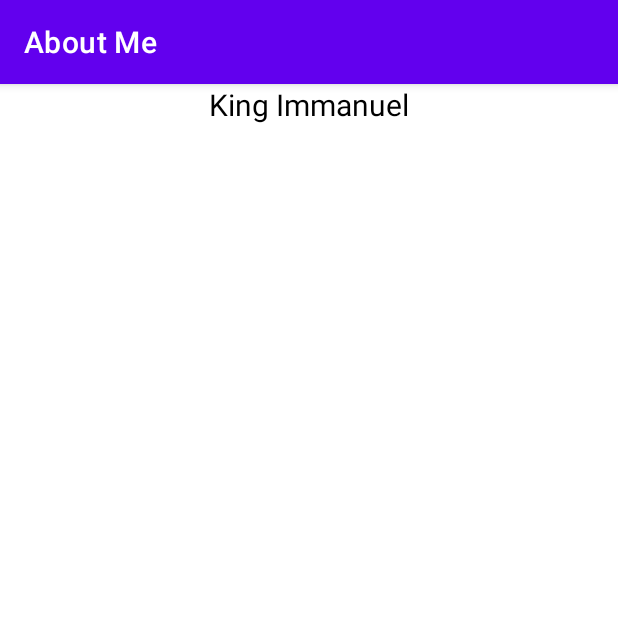
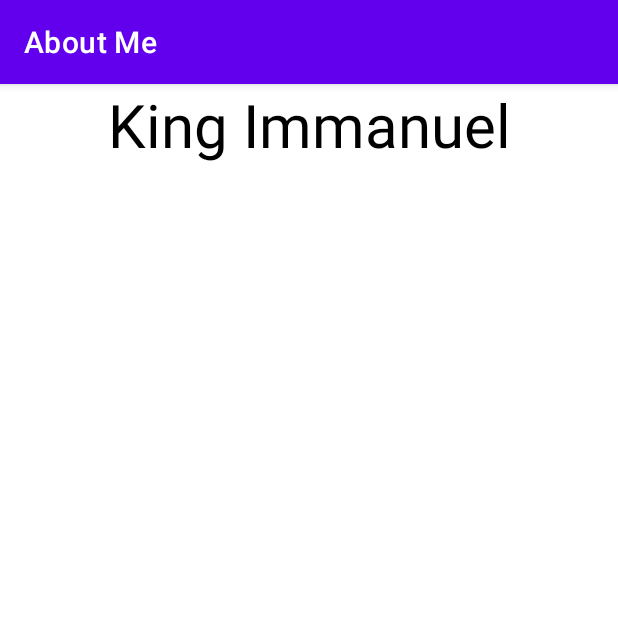
Before and after one commit to Kingno3l/Android-, an Android app: the screen it shows after launch (MainActivity), on a phone screen of 412 x 824 dp, the top half of it. Run offline under Robolectric (Android 15) with nearby library versions, the phone set to English and light mode, and no system bars.

Commit message:
changed textSize from 20sp to 40sp

```diff
--- a/app/src/main/res/layout/activity_main.xml
+++ b/app/src/main/res/layout/activity_main.xml
@@ -13,5 +13,5 @@
         android:text="@string/name"
         android:textAlignment="center"
         android:textColor="@android:color/black"
-        android:textSize="20sp" />
+        android:textSize="40sp" />
 </LinearLayout>
```
